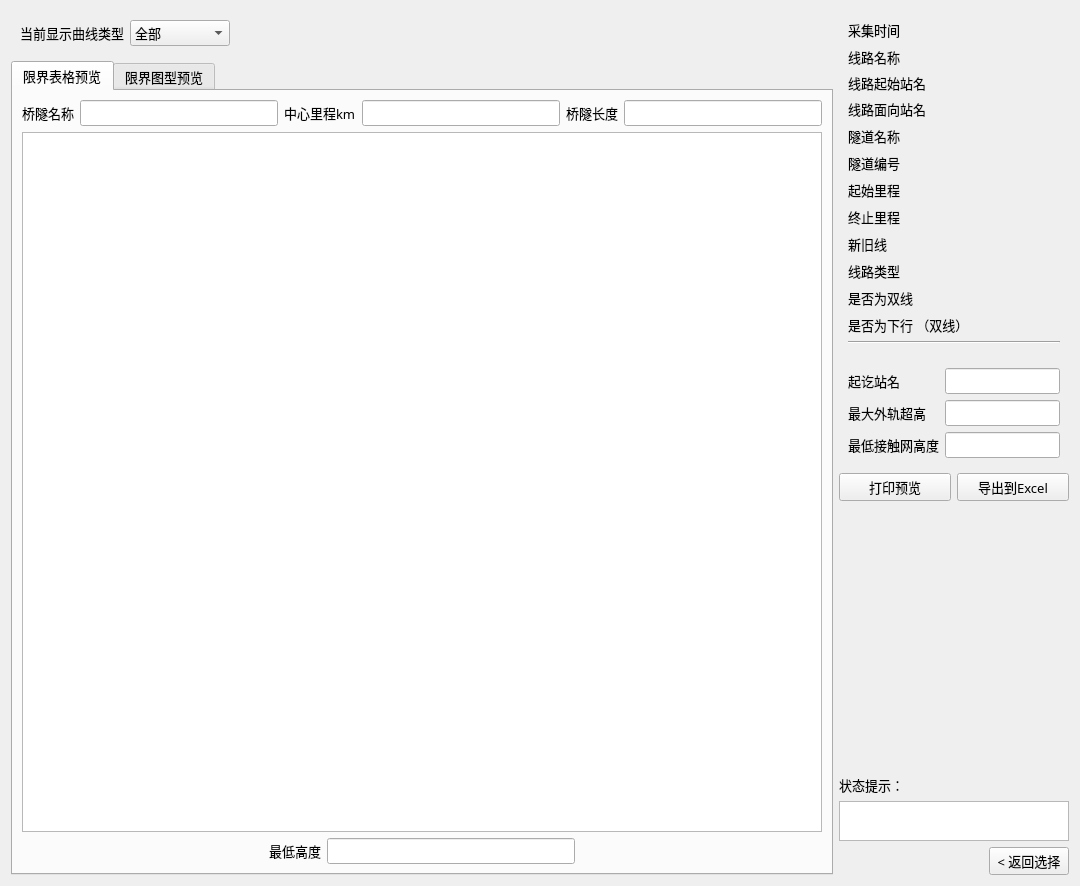
This is v1.0/module/lz_db/src/gui/output_clearance.ui in fanxiang090909/Railway-Tunnel-Construction-Dlearance-Measure-LanZhou as Qt 5 draws it before an edit. The edited form follows.
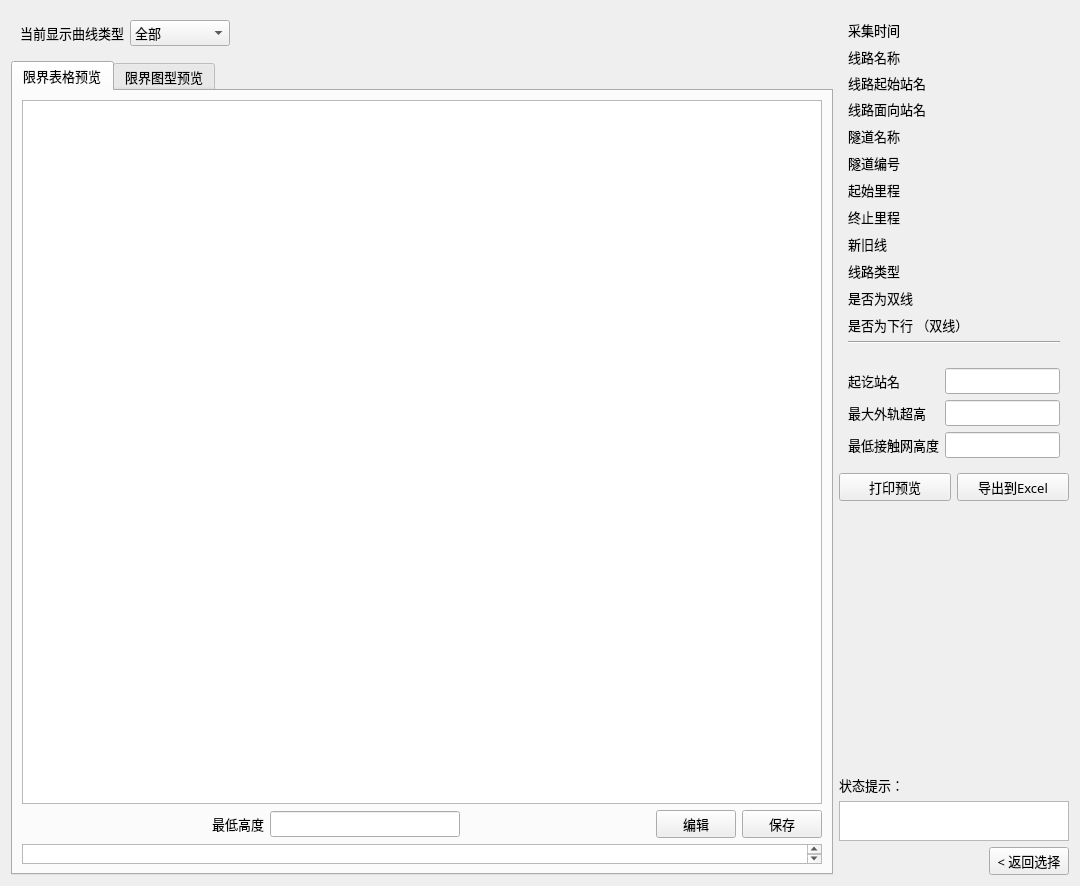
This is the edited form. The open tabs and pages were chosen to show the change. Icons and pictures are not drawn.

What changed in the file:
```diff
--- a/v1.0/module/lz_db/src/gui/output_clearance.ui
+++ b/v1.0/module/lz_db/src/gui/output_clearance.ui
@@ -88,40 +88,6 @@
          <string>限界表格预览</string>
         </attribute>
         <layout class="QVBoxLayout" name="verticalLayout_6">
-         <item>
-          <layout class="QHBoxLayout" name="horizontalLayout_2">
-           <item>
-            <widget class="QLabel" name="label_4">
-             <property name="text">
-              <string>桥隧名称</string>
-             </property>
-            </widget>
-           </item>
-           <item>
-            <widget class="QLineEdit" name="tunnelname"/>
-           </item>
-           <item>
-            <widget class="QLabel" name="label_5">
-             <property name="text">
-              <string>中心里程km</string>
-             </property>
-            </widget>
-           </item>
-           <item>
-            <widget class="QLineEdit" name="centerMile"/>
-           </item>
-           <item>
-            <widget class="QLabel" name="label_6">
-             <property name="text">
-              <string>桥隧长度</string>
-             </property>
-            </widget>
-           </item>
-           <item>
-            <widget class="QLineEdit" name="tunnellength"/>
-           </item>
-          </layout>
-         </item>
          <item>
           <widget class="QTableWidget" name="tableWidget">
            <property name="minimumSize">
@@ -170,8 +136,40 @@
              </property>
             </spacer>
            </item>
+           <item>
+            <widget class="QPushButton" name="modifyButton">
+             <property name="text">
+              <string>编辑</string>
+             </property>
+             <property name="icon">
+              <iconset resource="../../../lz_client_main/resource/icons.qrc">
+               <normaloff>:/image/modify.png</normaloff>:/image/modify.png</iconset>
+             </property>
+            </widget>
+           </item>
+           <item>
+            <widget class="QPushButton" name="saveButton">
+             <property name="text">
+              <string>保存</string>
+             </property>
+             <property name="icon">
+              <iconset resource="../../../lz_client_main/resource/icons.qrc">
+               <normaloff>:/image/filesave.png</normaloff>:/image/filesave.png</iconset>
+             </property>
+            </widget>
+           </item>
           </layout>
          </item>
+         <item>
+          <widget class="QTextEdit" name="statusArea">
+           <property name="maximumSize">
+            <size>
+             <width>16777215</width>
+             <height>20</height>
+            </size>
+           </property>
+          </widget>
+         </item>
         </layout>
        </widget>
        <widget class="QWidget" name="tab_2">
```
Left out of the diff: 6 changed lines with no effect on the pictures.
